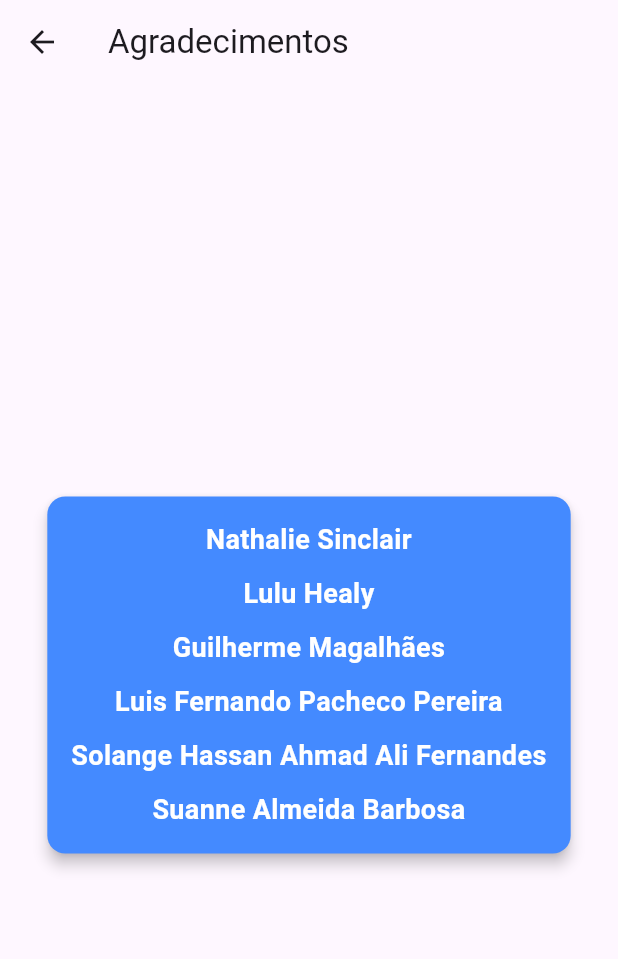
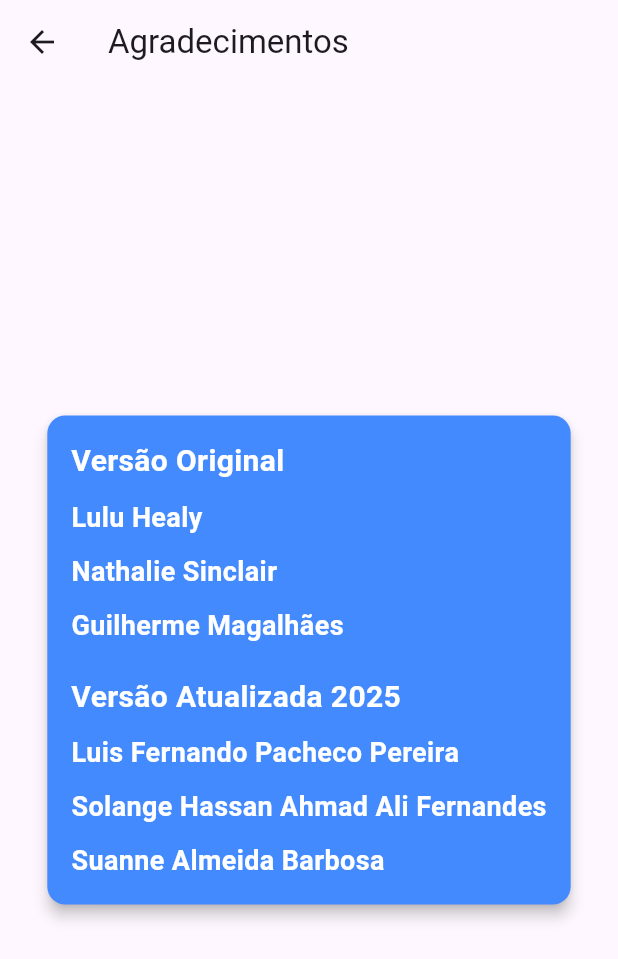
Before and after one commit to SuanneBarbosa/calColorida, a Flutter app: the ThankYouScreen screen opened directly, on a phone screen of 412 x 824 dp. Shown: the top 959 px of the screen. Run offline on Flutter 3.47's test engine with Material 3 defaults, Android fonts, the phone set to English and light mode, and no system bars; our stand-ins replace decimal, just_audio, shared_preferences; accounts and stored records are empty.

```diff
--- a/calcolorida_app/lib/controllers/audio_controller.dart
+++ b/calcolorida_app/lib/controllers/audio_controller.dart
@@ -55,7 +55,6 @@ Future<void> initializeAudio() async {
           _onNoteStarted!(currentIndex);
         }
       });
-
 
       _processingStateSubscription = player!.processingStateStream.listen((processingState) {
         if (processingState == ProcessingState.completed) {
@@ -174,4 +173,6 @@ Future<void> disposeAudio() async {
   } catch (e) {
     print("Erro ao liberar o player: $e");
   }
+
+
 }
--- a/calcolorida_app/lib/controllers/calculator_controller.dart
+++ b/calcolorida_app/lib/controllers/calculator_controller.dart
@@ -63,7 +63,7 @@ class CalculatorController {
   }
 
   Map<String, Color> digitColors = {
-    '0': Colors.red,
+    '0': Colors.indigo,
     '1': Colors.green,
     '2': Colors.blue,
     '3': Colors.yellow,
@@ -153,11 +153,11 @@ class CalculatorController {
 
   void _calculate(BuildContext context) {
     if (_operation.isEmpty) {
-      // _showErrorModal(context, "Nenhuma operação foi definida.");
+      // _showErrorModal(context, "Erro: Nenhuma operação foi definida.");
       return;
     }
     if (_currentNumber.isEmpty) {
-      _showErrorModal(context, "Valor nulo ou vazio.");
+      // _showErrorModal(context, "Erro: Defina o segundo número para realizar a operação.");
       return;
     }
 
--- a/calcolorida_app/lib/user_interface/screens/tanks_screen.dart
+++ b/calcolorida_app/lib/user_interface/screens/tanks_screen.dart
@@ -17,6 +17,7 @@ class ThankYouScreen extends StatelessWidget {
             crossAxisAlignment: CrossAxisAlignment.center,
             children: [
               const SizedBox(height: 20),
+              // Autores da Versão Original
               Card(
                 elevation: 4,
                 shape: RoundedRectangleBorder(
@@ -26,16 +27,16 @@ class ThankYouScreen extends StatelessWidget {
                 child: const Padding(
                   padding: EdgeInsets.all(16.0),
                   child: Column(
+                    crossAxisAlignment: CrossAxisAlignment.start,
                     children: [
                       Text(
-                        "Nathalie Sinclair",
+                        "Versão Original",
                         style: TextStyle(
-                          fontSize: 18,
+                          fontSize: 20,
                           color: Colors.white,
                           fontWeight: FontWeight.bold,
                         ),
-                         textAlign: TextAlign.center,
-                        softWrap: true,
+                        textAlign: TextAlign.center,
                       ),
                       SizedBox(height: 10),
                       Text(
@@ -45,7 +46,16 @@ class ThankYouScreen extends StatelessWidget {
                           color: Colors.white,
                           fontWeight: FontWeight.bold,
                         ),
-                         textAlign: TextAlign.center,
+                        softWrap: true,
+                      ),
+                      SizedBox(height: 10),
+                      Text(
+                        "Nathalie Sinclair",
+                        style: TextStyle(
+                          fontSize: 18,
+                          color: Colors.white,
+                          fontWeight: FontWeight.bold,
+                        ),
                         softWrap: true,
                       ),
                       SizedBox(height: 10),
@@ -56,8 +66,17 @@ class ThankYouScreen extends StatelessWidget {
                           color: Colors.white,
                           fontWeight: FontWeight.bold,
                         ),
-                         textAlign: TextAlign.center,
                         softWrap: true,
+                      ),
+                      SizedBox(height: 20),
+                      Text(
+                        "Versão Atualizada 2025",
+                        style: TextStyle(
+                          fontSize: 20,
+                          color: Colors.white,
+                          fontWeight: FontWeight.bold,
+                        ),
+                        textAlign: TextAlign.center,
                       ),
                       SizedBox(height: 10),
                       Text(
@@ -67,18 +86,16 @@ class ThankYouScreen extends StatelessWidget {
                           color: Colors.white,
                           fontWeight: FontWeight.bold,
                         ),
-                         textAlign: TextAlign.center,
                         softWrap: true,
                       ),
                       SizedBox(height: 10),
                       Text(
                         "Solange Hassan Ahmad Ali Fernandes",
-                        style: const TextStyle(
+                        style: TextStyle(
                           fontSize: 18,
                           color: Colors.white,
                           fontWeight: FontWeight.bold,
                         ),
-                        textAlign: TextAlign.center,
                         softWrap: true,
                       ),
                       SizedBox(height: 10),
@@ -89,13 +106,14 @@ class ThankYouScreen extends StatelessWidget {
                           color: Colors.white,
                           fontWeight: FontWeight.bold,
                         ),
-                         textAlign: TextAlign.center,
                         softWrap: true,
                       ),
                     ],
                   ),
                 ),
               ),
+              const SizedBox(height: 20),
+              // Autores da Nova Versão
             ],
           ),
         ),
```
Also changed, not shown: calcolorida_app/lib/user_interface/screens/calculator_screen.dart (+14 -10 lines), 7 other files.
